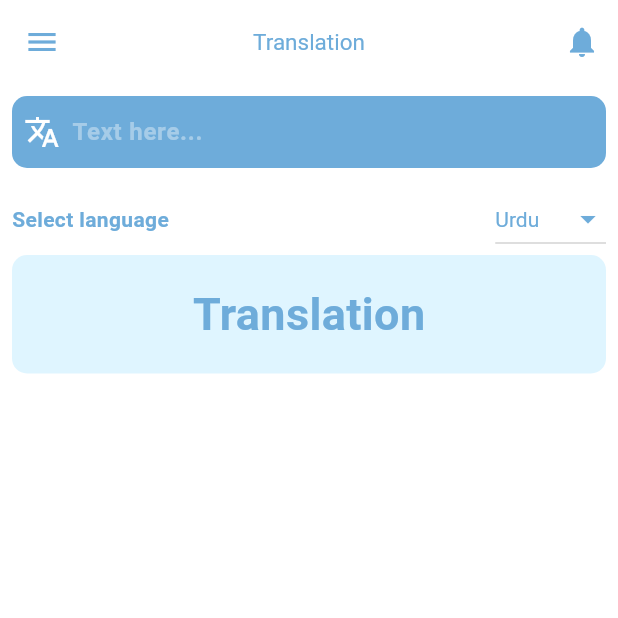
After one commit to NomanAhmed234/EduMap, a Flutter app: the TranslatorWidget screen opened directly, on a phone screen of 412 x 824 dp, the top half of it. The commit adds this screen. Run offline on Flutter 3.47's test engine with Material 3 defaults, Android fonts, the phone set to English and light mode, and no system bars; our stand-ins replace audioplayers, carousel_slider, shared_preferences; missing offline and left inert: translator; accounts and stored records are empty; network calls fail.

Commit message:
create the translation screen

```diff
--- a/lib/dictionary_screen.dart
+++ b/lib/dictionary_screen.dart
@@ -1,6 +1,7 @@
 import 'dart:convert';
 import 'package:edumap/colors.dart';
 import 'package:edumap/dictionary_model.dart';
+import 'package:edumap/translation.dart';
 import 'package:flutter/material.dart';
 import 'package:audioplayers/audioplayers.dart';
 import 'package:http/http.dart' as http;
@@ -243,11 +244,8 @@ class _DictionaryScreenState extends State<DictionaryScreen> {
                                                 print('No audio available');
                                               }
                                             },
-                                            icon: Icon(
-                                              Icons.speaker_rounded,
-                                              color: isDarkMode
-                                                  ? MyColor.secondaryColor
-                                                  : MyColor.secondaryColor,
+                                            icon: ImageIcon(
+                                              AssetImage('assets/speaker.png'),
                                             ),
                                           ),
                                           Text(
@@ -355,12 +353,6 @@ class _DictionaryScreenState extends State<DictionaryScreen> {
                                 : MyColor.secondaryColor,
                           ),
                         ),
-                        // onTap: () {
-                        //   final number = int.tryParse(recentSearches[index]);
-                        //   if (number != null) {
-                        //     fetchNumberFact(number);
-                        //   }
-                        // },
                       ),
                     ),
                   );
--- a/lib/number_fact_screen.dart
+++ b/lib/number_fact_screen.dart
@@ -293,7 +293,7 @@ class _NumberFactScreenState extends State<NumberFactScreen> {
                                   style: TextStyle(
                                     fontSize: 18,
                                     color: isDarkMode
-                                        ? Colors.white30
+                                        ? Colors.white60
                                         : MyColor.secondaryColor,
                                   ),
                                 ),
@@ -355,8 +355,11 @@ class _NumberFactScreenState extends State<NumberFactScreen> {
                     onTap: () {
                       fetchNumberFact(int.parse(number));
                     },
+                    child: SingleChildScrollView(
+                      scrollDirection: Axis.horizontal,
                       child: Card(
-                        color: isDarkMode ? MyColor.primaryColor : Colors.white,
+                          color:
+                              isDarkMode ? MyColor.primaryColor : Colors.white,
                           margin: EdgeInsets.symmetric(vertical: 5),
                           shape: RoundedRectangleBorder(
                             borderRadius: BorderRadius.circular(10.0),
@@ -381,15 +384,12 @@ class _NumberFactScreenState extends State<NumberFactScreen> {
                               ),
                               Padding(
                                 padding: const EdgeInsets.all(8.0),
-                              child: SingleChildScrollView(
-                                scrollDirection: Axis.horizontal,
                                 child: Text(
                                   fact,
                                   style: TextStyle(
                                       color: isDarkMode
                                           ? Colors.white38
                                           : MyColor.secondaryColor),
-                                ),
                                 ),
                               )
                             ],
@@ -411,6 +411,7 @@ class _NumberFactScreenState extends State<NumberFactScreen> {
                           //   },
                           // ),
                           ),
+                    ),
                   );
                 },
               ),
--- /dev/null
+++ b/lib/translation.dart
@@ -0,0 +1,206 @@
+import 'package:edumap/colors.dart';
+import 'package:edumap/theme_provider.dart';
+import 'package:edumap/widgits/my_drawer.dart';
+import 'package:flutter/material.dart';
+import 'package:provider/provider.dart';
+import 'package:translator/translator.dart';
+
+class TranslatorWidget extends StatefulWidget {
+  const TranslatorWidget({super.key});
+
+  @override
+  State<TranslatorWidget> createState() => _TranslatorWidgetState();
+}
+
+class _TranslatorWidgetState extends State<TranslatorWidget> {
+  final TextEditingController _controller = TextEditingController();
+  String translated = 'Translation';
+  final GoogleTranslator _translator = GoogleTranslator();
+  String selectedLanguage = 'ur'; // Default language is Punjabi
+  final Map<String, String> languages = {
+    'Punjabi': 'pa',
+    'Hindi': 'hi',
+    'Urdu': 'ur',
+    'Spanish': 'es',
+    'French': 'fr',
+    'German': 'de',
+  };
+
+  @override
+  void initState() {
+    super.initState();
+    _controller.addListener(_translateText);
+  }
+
+  void _translateText() async {
+    final text = _controller.text;
+    if (text.isNotEmpty) {
+      final translation = await _translator.translate(
+        text,
+        from: 'en',
+        to: selectedLanguage,
+      );
+      setState(() {
+        translated = translation.text;
+      });
+    } else {
+      setState(() {
+        translated = 'Translation';
+      });
+    }
+  }
+
+  @override
+  void dispose() {
+    _controller.dispose();
+    super.dispose();
+  }
+
+  @override
+  Widget build(BuildContext context) {
+    final themeProvider = Provider.of<ThemeProvider>(context);
+    final isDarkMode = themeProvider.isDarkMode;
+    return Scaffold(
+      backgroundColor: isDarkMode ? MyColor.primaryColor : Colors.white,
+      appBar: AppBar(
+        foregroundColor:
+            isDarkMode ? MyColor.secondaryColor : MyColor.secondaryColor,
+        backgroundColor: isDarkMode ? MyColor.primaryColor : Colors.white,
+        centerTitle: true,
+        title: Text(
+          'Translation',
+          style: TextStyle(
+              color:
+                  isDarkMode ? MyColor.secondaryColor : MyColor.secondaryColor,
+              fontSize: 15),
+        ),
+        actions: [
+          IconButton(
+            icon: Icon(Icons.notifications,
+                color: isDarkMode
+                    ? MyColor.secondaryColor
+                    : MyColor.secondaryColor),
+            onPressed: () {
+              // Add your notification icon onPressed functionality here
+            },
+          ),
+        ],
+      ),
+      drawer: MyDrawer(),
+      body: Padding(
+        padding: const EdgeInsets.all(8.0),
+        child: Column(
+          crossAxisAlignment: CrossAxisAlignment.start,
+          children: [
+            Container(
+              decoration: BoxDecoration(
+                color: isDarkMode
+                    ? MyColor.secondaryColor
+                    : MyColor.secondaryColor,
+                borderRadius: BorderRadius.circular(10),
+              ),
+              child: Row(
+                children: [
+                  Padding(
+                    padding: const EdgeInsets.all(8.0),
+                    child: Icon(Icons.translate,
+                        color: isDarkMode ? Colors.white : Colors.white),
+                  ),
+                  Expanded(
+                    child: TextField(
+                      cursorColor: isDarkMode
+                          ? MyColor.primaryColor
+                          : MyColor.secondaryColor,
+                      controller: _controller,
+                      decoration: InputDecoration(
+                        hintText: 'Text here...',
+                        hintStyle: TextStyle(
+                            color: isDarkMode ? Colors.white38 : Colors.white38,
+                            fontWeight: FontWeight.bold),
+                        border: InputBorder.none,
+                      ),
+                      style: TextStyle(
+                          color: isDarkMode ? Colors.white : Colors.white),
+                    ),
+                  ),
+                ],
+              ),
+            ),
+            const SizedBox(height: 10),
+            Row(
+              mainAxisAlignment: MainAxisAlignment.spaceBetween,
+              children: [
+                Text(
+                  "Select language",
+                  style: TextStyle(
+                      fontWeight: FontWeight.bold,
+                      color: isDarkMode
+                          ? MyColor.secondaryColor
+                          : MyColor.secondaryColor),
+                ),
+                DropdownButton<String>(
+                  borderRadius: BorderRadius.circular(8),
+                  style: TextStyle(
+                      color: isDarkMode
+                          ? MyColor.secondaryColor
+                          : MyColor.secondaryColor),
+                  iconEnabledColor: isDarkMode
+                      ? MyColor.secondaryColor
+                      : MyColor.secondaryColor,
+                  dropdownColor:
+                      isDarkMode ? MyColor.primaryColor : Colors.white,
+                  iconSize: 24,
+                  value: selectedLanguage,
+                  elevation: 16,
+                  onChanged: (String? newValue) {
+                    setState(() {
+                      selectedLanguage = newValue!;
+                    });
+                    _translateText();
+                  },
+                  items: languages.entries.map<DropdownMenuItem<String>>(
+                    (entry) {
+                      return DropdownMenuItem<String>(
+                        value: entry.value,
+                        child: Text(
+                          entry.key,
+                          style: TextStyle(color: MyColor.secondaryColor),
+                        ),
+                      );
+                    },
+                  ).toList(),
+                ),
+              ],
+            ),
+            Container(
+              width: double.maxFinite,
+              padding: const EdgeInsets.all(10),
+              decoration: BoxDecoration(
+                color:
+                    isDarkMode ? MyColor.secondaryColor : MyColor.mediumColor,
+                borderRadius: BorderRadius.circular(10),
+              ),
+              child: Column(
+                children: [
+                  Padding(
+                    padding: const EdgeInsets.all(8.0),
+                    child: Text(
+                      translated,
+                      style: TextStyle(
+                        fontSize: 30,
+                        color: isDarkMode
+                            ? MyColor.primaryColor
+                            : MyColor.secondaryColor,
+                        fontWeight: FontWeight.bold,
+                      ),
+                    ),
+                  ),
+                ],
+              ),
+            ),
+          ],
+        ),
+      ),
+    );
+  }
+}
--- a/lib/widgits/my_bottom_navigationbar.dart
+++ b/lib/widgits/my_bottom_navigationbar.dart
@@ -4,6 +4,7 @@ import 'package:edumap/home_screen.dart';
 import 'package:edumap/notification_srceen.dart';
 import 'package:edumap/number_fact_screen.dart';
 import 'package:edumap/theme_provider.dart';
+import 'package:edumap/translation.dart';
 import 'package:edumap/university_screen.dart';
 import 'package:flutter/material.dart';
 import 'package:edumap/colors.dart';
@@ -28,7 +29,7 @@ class _MyBottomNavigationBarState extends State<MyBottomNavigationBar> {
     DictionaryScreen(),
     HomeScreen(),
     NumberFactScreen(),
-    NotificationScreen(),
+    TranslatorWidget(),
   ];
 
   void _onItemTapped(int index) {
@@ -75,8 +76,8 @@ class _MyBottomNavigationBarState extends State<MyBottomNavigationBar> {
           ),
           BottomNavigationBarItem(
             backgroundColor: isDarkMode ? MyColor.primaryColor : Colors.white,
-            icon: Icon(Icons.notifications),
-            label: 'Notifications',
+            icon: Icon(Icons.translate),
+            label: 'Translate',
           ),
         ],
       ),
--- a/pubspec.yaml
+++ b/pubspec.yaml
@@ -42,6 +42,8 @@ dependencies:
   provider: ^6.0.5
   flutter_localization: ^0.2.1
   carousel_slider: ^4.0.0
+  flutter_easy_faq: ^1.0.1
+  translator: ^1.0.0
 
 
 dev_dependencies:
```
Also changed, not shown: assets/speaker.png (added), pubspec.lock. Lines whose indentation alone changed are shown as unchanged.
